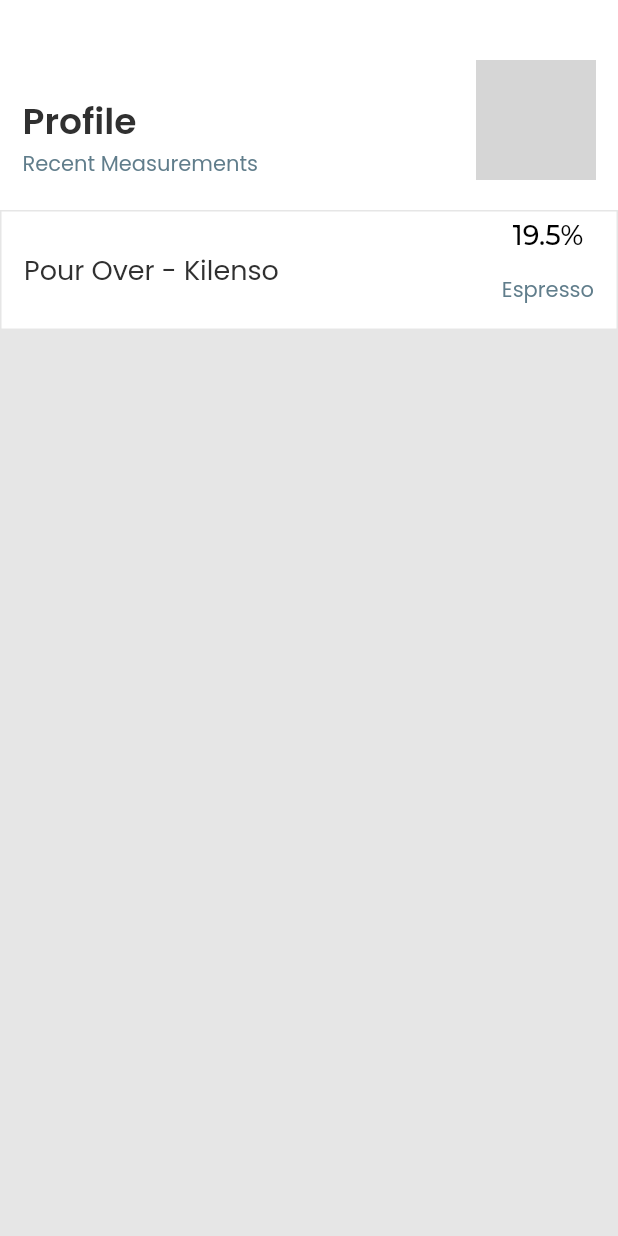
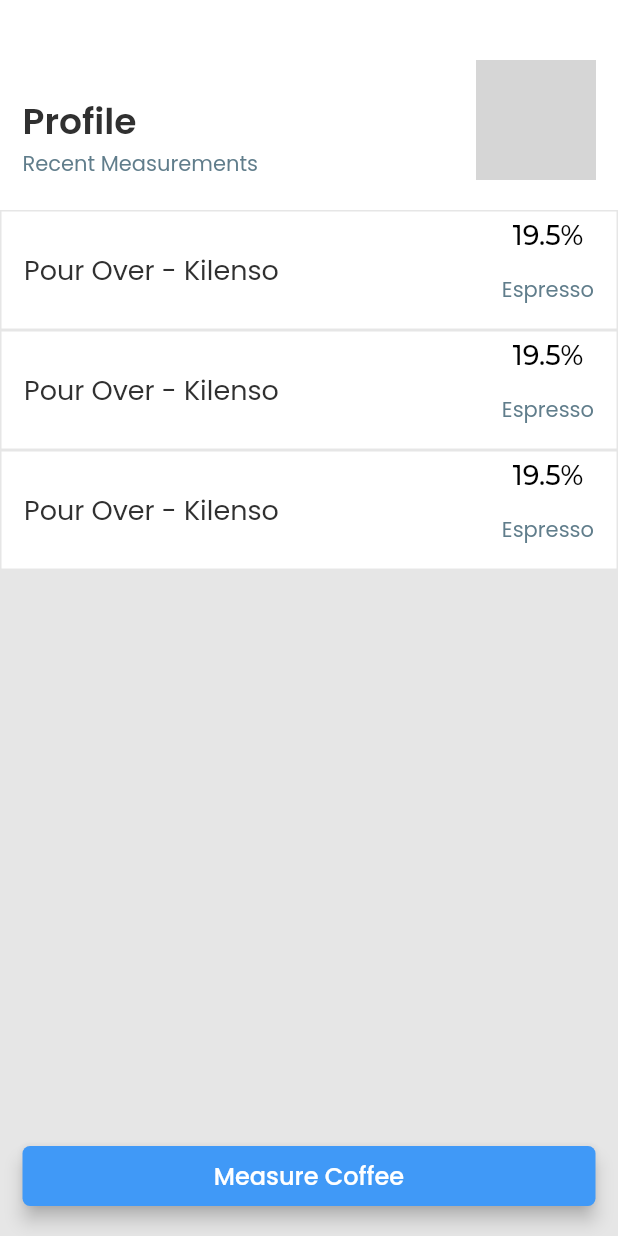
Before and after one commit to hassanshaik82/flutter, a Flutter app: the screen it shows after launch, on a phone screen of 412 x 824 dp. Run offline on Flutter 3.47's test engine with Material 2 defaults, Android fonts, the phone set to English and light mode, and no system bars; drawn by our look-alikes of auto_size_text; our stand-ins replace flutter_spinkit, font_awesome_flutter, geolocator, google_fonts, timeago; network calls fail; grey boxes are pictures that could not be loaded.

Commit message:
Updating to latest FlutterFlow output.

```diff
--- a/lib/home_page/home_page_widget.dart
+++ b/lib/home_page/home_page_widget.dart
@@ -1,5 +1,6 @@
 import '../flutter_flow/flutter_flow_theme.dart';
 import '../flutter_flow/flutter_flow_util.dart';
+import '../flutter_flow/flutter_flow_widgets.dart';
 import 'package:flutter/material.dart';
 import 'package:flutter_spinkit/flutter_spinkit.dart';
 import 'package:google_fonts/google_fonts.dart';
@@ -118,6 +119,138 @@ class _HomePageWidgetState extends State<HomePageWidget> {
                 ],
               ),
             ),
+          ),
+          Container(
+            width: double.infinity,
+            height: 80,
+            decoration: BoxDecoration(
+              color: Colors.white,
+              border: Border.all(
+                color: Color(0xFFE6E6E6),
+              ),
+            ),
+            child: Padding(
+              padding: EdgeInsets.fromLTRB(15, 0, 15, 0),
+              child: Row(
+                mainAxisSize: MainAxisSize.max,
+                mainAxisAlignment: MainAxisAlignment.spaceBetween,
+                children: [
+                  Text(
+                    'Pour Over - Kilenso',
+                    style: FlutterFlowTheme.bodyText1.override(
+                      fontFamily: 'Poppins',
+                      fontSize: 18,
+                    ),
+                  ),
+                  Column(
+                    mainAxisSize: MainAxisSize.max,
+                    children: [
+                      Padding(
+                        padding: EdgeInsets.fromLTRB(0, 5, 0, 15),
+                        child: Text(
+                          '19.5%',
+                          style: FlutterFlowTheme.subtitle1.override(
+                            fontFamily: 'Montserrat',
+                            color: Colors.black,
+                          ),
+                        ),
+                      ),
+                      Text(
+                        'Espresso',
+                        style: FlutterFlowTheme.bodyText1.override(
+                          fontFamily: 'Poppins',
+                          color: Color(0xFF607D8B),
+                        ),
+                      )
+                    ],
+                  )
+                ],
+              ),
+            ),
+          ),
+          Container(
+            width: double.infinity,
+            height: 80,
+            decoration: BoxDecoration(
+              color: Colors.white,
+              border: Border.all(
+                color: Color(0xFFE6E6E6),
+              ),
+            ),
+            child: Padding(
+              padding: EdgeInsets.fromLTRB(15, 0, 15, 0),
+              child: Row(
+                mainAxisSize: MainAxisSize.max,
+                mainAxisAlignment: MainAxisAlignment.spaceBetween,
+                children: [
+                  Text(
+                    'Pour Over - Kilenso',
+                    style: FlutterFlowTheme.bodyText1.override(
+                      fontFamily: 'Poppins',
+                      fontSize: 18,
+                    ),
+                  ),
+                  Column(
+                    mainAxisSize: MainAxisSize.max,
+                    children: [
+                      Padding(
+                        padding: EdgeInsets.fromLTRB(0, 5, 0, 15),
+                        child: Text(
+                          '19.5%',
+                          style: FlutterFlowTheme.subtitle1.override(
+                            fontFamily: 'Montserrat',
+                            color: Colors.black,
+                          ),
+                        ),
+                      ),
+                      Text(
+                        'Espresso',
+                        style: FlutterFlowTheme.bodyText1.override(
+                          fontFamily: 'Poppins',
+                          color: Color(0xFF607D8B),
+                        ),
+                      )
+                    ],
+                  )
+                ],
+              ),
+            ),
+          ),
+          Expanded(
+            child: Padding(
+              padding: EdgeInsets.fromLTRB(0, 0, 0, 20),
+              child: Column(
+                mainAxisSize: MainAxisSize.max,
+                mainAxisAlignment: MainAxisAlignment.end,
+                children: [
+                  Padding(
+                    padding: EdgeInsets.fromLTRB(15, 0, 15, 0),
+                    child: FFButtonWidget(
+                      onPressed: () {
+                        print('Button pressed ...');
+                      },
+                      text: 'Measure Coffee',
+                      options: FFButtonOptions(
+                        width: double.infinity,
+                        height: 40,
+                        color: Color(0xFF4099F7),
+                        textStyle: FlutterFlowTheme.subtitle2.override(
+                          fontFamily: 'Poppins',
+                          color: Colors.white,
+                          fontWeight: FontWeight.w500,
+                        ),
+                        elevation: 5,
+                        borderSide: BorderSide(
+                          color: Colors.transparent,
+                          width: 1,
+                        ),
+                        borderRadius: 5,
+                      ),
+                    ),
+                  )
+                ],
+              ),
+            ),
           )
         ],
       ),
--- a/pubspec.yaml
+++ b/pubspec.yaml
@@ -25,6 +25,7 @@ dependencies:
     sdk: flutter
   auto_size_text:
   cached_network_image: ^3.1.0
+  flutter_datetime_picker: 1.5.0
   flutter_spinkit: ^4.1.2+1
   font_awesome_flutter:
   geolocator:
```
